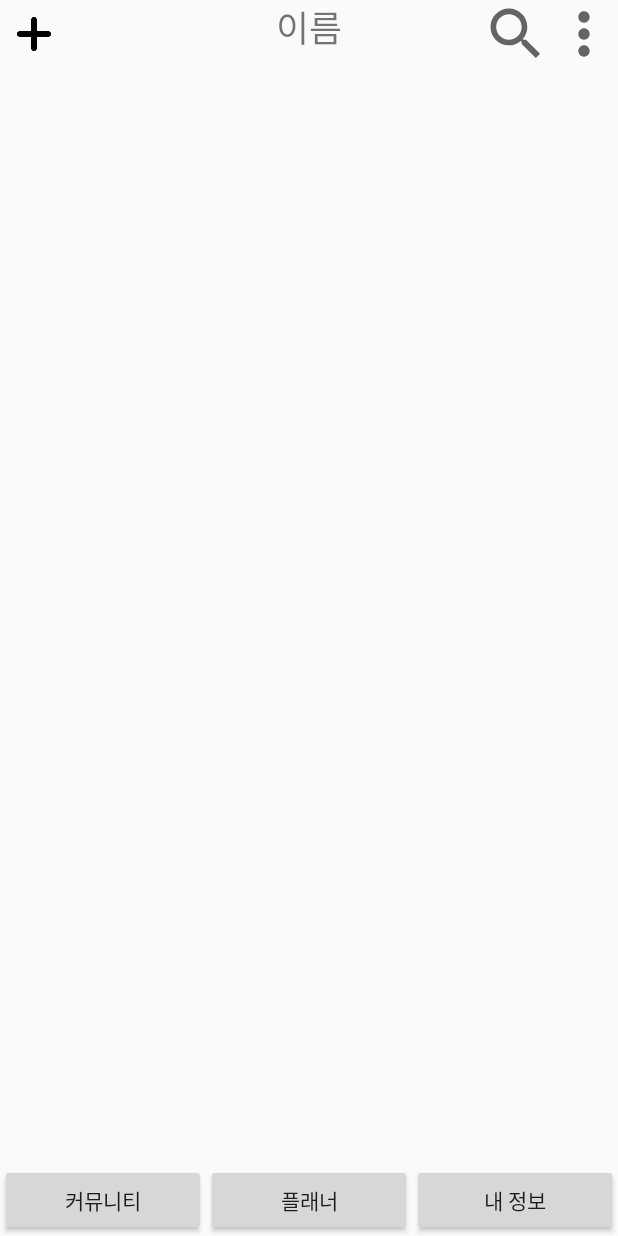
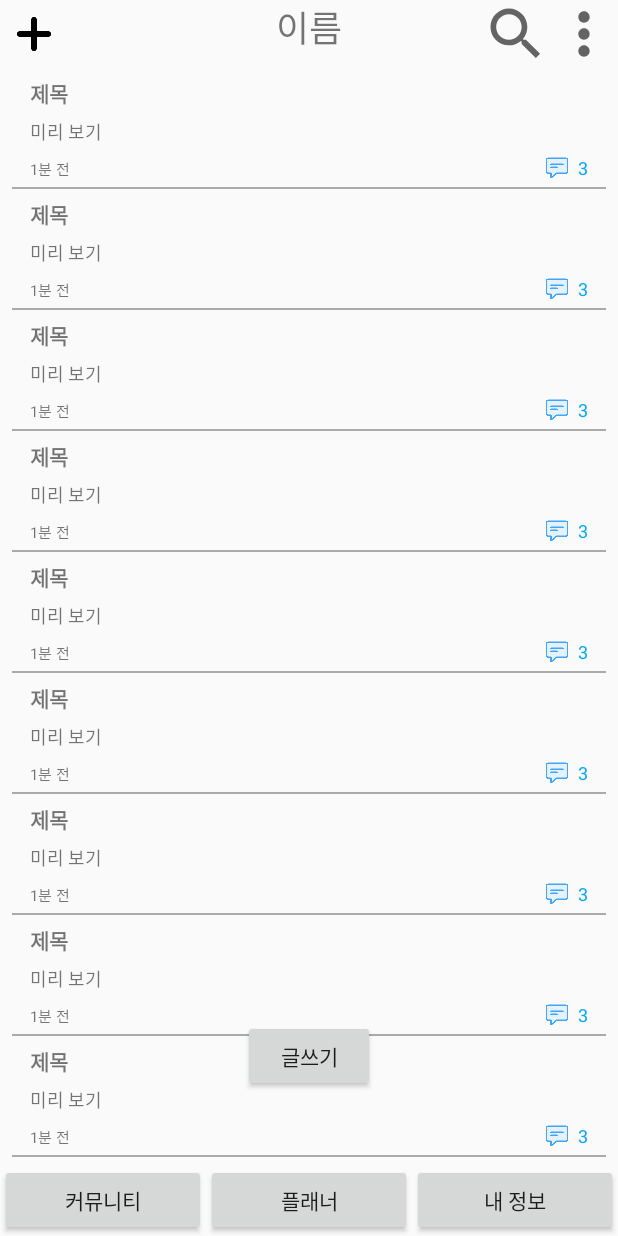
Before and after one commit to CAPsin/CAPs, an Android app: the MainActivity screen opened directly, with no data from a screen before it, on a phone screen of 412 x 824 dp. Run offline under Robolectric (Android 15) with nearby library versions, the phone set to English and light mode, and no system bars.

Commit message:
add Adapter to RecyclerView

```diff
--- a/app/src/main/java/com/example/cpas/MainActivity.kt
+++ b/app/src/main/java/com/example/cpas/MainActivity.kt
@@ -9,6 +9,8 @@ import android.widget.ImageView
 import android.widget.Toast
 import androidx.core.view.GravityCompat
 import androidx.drawerlayout.widget.DrawerLayout
+import androidx.recyclerview.widget.LinearLayoutManager
+import androidx.recyclerview.widget.RecyclerView
 import com.google.android.material.navigation.NavigationView
 
 class MainActivity : AppCompatActivity(), NavigationView.OnNavigationItemSelectedListener {
@@ -32,6 +34,27 @@ class MainActivity : AppCompatActivity(), NavigationView.OnNavigationItemSelecte
         }
         val nav : NavigationView = findViewById(R.id.naviView)
         nav.setNavigationItemSelectedListener(this)
+
+        val tmp  = arrayListOf<Posting>(
+            Posting("제목", "미리 보기", "1분 전", "3", R.drawable.comment),
+            Posting("제목", "미리 보기", "1분 전", "3", R.drawable.comment),
+            Posting("제목", "미리 보기", "1분 전", "3", R.drawable.comment),
+            Posting("제목", "미리 보기", "1분 전", "3", R.drawable.comment),
+            Posting("제목", "미리 보기", "1분 전", "3", R.drawable.comment),
+            Posting("제목", "미리 보기", "1분 전", "3", R.drawable.comment),
+            Posting("제목", "미리 보기", "1분 전", "3", R.drawable.comment),
+            Posting("제목", "미리 보기", "1분 전", "3", R.drawable.comment),
+            Posting("제목", "미리 보기", "1분 전", "3", R.drawable.comment),
+            Posting("제목", "미리 보기", "1분 전", "3", R.drawable.comment),
+            Posting("제목", "미리 보기", "1분 전", "3", R.drawable.comment),
+            Posting("제목", "미리 보기", "1분 전", "3", R.drawable.comment),
+            Posting("제목", "미리 보기", "1분 전", "3", R.drawable.comment),
+            Posting("제목", "미리 보기", "1분 전", "3", R.drawable.comment)
+        )
+        val rv : RecyclerView = findViewById(R.id.rv_posting)
+        rv.layoutManager = LinearLayoutManager(this)
+        rv.setHasFixedSize(true)
+        rv.adapter = PostingAdapter(tmp)
     }
 
     override fun onNavigationItemSelected(item: MenuItem): Boolean {
@@ -49,7 +72,7 @@ class MainActivity : AppCompatActivity(), NavigationView.OnNavigationItemSelecte
 
     override fun onBackPressed() {
         val drawer : DrawerLayout = findViewById(R.id.layout_drawer)
-        if(drawer.isDrawerOpen(GravityCompat.START)) {
+        if(drawer.isDrawerOpen(GravityCompat.END)) {
             drawer.closeDrawers()
         }
         else {
--- /dev/null
+++ b/app/src/main/java/com/example/cpas/Posting.kt
@@ -0,0 +1,4 @@
+package com.example.cpas
+
+class Posting(val title:String, val contentPreview:String, val time:String, val commentNum:String, val commentImage:Int) {
+}
--- /dev/null
+++ b/app/src/main/java/com/example/cpas/PostingAdapter.kt
@@ -0,0 +1,39 @@
+package com.example.cpas
+
+import android.os.Parcel
+import android.os.Parcelable
+import android.view.LayoutInflater
+import android.view.View
+import android.view.ViewGroup
+import android.widget.ImageView
+import android.widget.TextView
+import androidx.recyclerview.widget.RecyclerView
+import androidx.recyclerview.widget.RecyclerView.Adapter
+import androidx.recyclerview.widget.RecyclerView.combineMeasuredStates
+
+class PostingAdapter(val postingList:ArrayList<Posting>) : Adapter<PostingAdapter.CustomViewHolder>() {
+    class CustomViewHolder(itemView: View) : RecyclerView.ViewHolder(itemView) {
+        val title = itemView.findViewById<TextView>(R.id.tv_title)
+        val contentPreview = itemView.findViewById<TextView>(R.id.tv_contentPreview)
+        val time = itemView.findViewById<TextView>(R.id.tv_time)
+        val commentNum = itemView.findViewById<TextView>(R.id.tv_commentNum)
+        val commentImage = itemView.findViewById<ImageView>(R.id.iv_comment)
+    }
+
+    override fun onCreateViewHolder(parent: ViewGroup, viewType: Int): PostingAdapter.CustomViewHolder {
+        val view = LayoutInflater.from(parent.context).inflate(R.layout.list_item, parent, false)
+        return CustomViewHolder(view)
+    }
+
+    override fun onBindViewHolder(holder: PostingAdapter.CustomViewHolder, position: Int) {
+        holder.title.text = postingList.get(position).title
+        holder.contentPreview.text = postingList.get(position).contentPreview
+        holder.time.text = postingList.get(position).time
+        holder.commentNum.text = postingList.get(position).commentNum
+        holder.commentImage.setImageResource(postingList.get(position).commentImage)
+    }
+
+    override fun getItemCount(): Int {
+        return postingList.size
+    }
+}
--- a/app/src/main/res/layout/activity_main.xml
+++ b/app/src/main/res/layout/activity_main.xml
@@ -12,14 +12,15 @@
         android:layout_height="match_parent">
 
         <androidx.recyclerview.widget.RecyclerView
+            android:id="@+id/rv_posting"
             android:layout_width="match_parent"
             android:layout_height="0dp"
             app:layout_constraintBottom_toTopOf="@+id/linearLayout"
             app:layout_constraintEnd_toEndOf="parent"
-            app:layout_constraintHorizontal_bias="1.0"
+            app:layout_constraintHorizontal_bias="0.0"
             app:layout_constraintStart_toStartOf="parent"
             app:layout_constraintTop_toBottomOf="@+id/constraintLayout"
-            app:layout_constraintVertical_bias="1.0" />
+            app:layout_constraintVertical_bias="0.0" />
 
         <androidx.constraintlayout.widget.ConstraintLayout
             android:id="@+id/constraintLayout"
@@ -98,6 +99,17 @@
                 android:text="내 정보" />
 
         </LinearLayout>
+
+        <Button
+            android:id="@+id/button"
+            android:layout_width="wrap_content"
+            android:layout_height="wrap_content"
+            android:text="글쓰기"
+            android:layout_marginBottom="48dp"
+            app:layout_constraintBottom_toBottomOf="@+id/rv_posting"
+            app:layout_constraintEnd_toEndOf="parent"
+            app:layout_constraintStart_toStartOf="parent" />
+
     </androidx.constraintlayout.widget.ConstraintLayout>
 
     <com.google.android.material.navigation.NavigationView
--- /dev/null
+++ b/app/src/main/res/layout/list_item.xml
@@ -0,0 +1,90 @@
+<?xml version="1.0" encoding="utf-8"?>
+<androidx.constraintlayout.widget.ConstraintLayout xmlns:android="http://schemas.android.com/apk/res/android"
+    xmlns:app="http://schemas.android.com/apk/res-auto"
+    xmlns:tools="http://schemas.android.com/tools"
+    android:layout_width="match_parent"
+    android:layout_height="wrap_content">
+
+    <androidx.constraintlayout.widget.ConstraintLayout
+        android:id="@+id/constraintLayout2"
+        android:layout_width="match_parent"
+        android:layout_height="wrap_content"
+        android:layout_marginStart="12dp"
+        android:layout_marginTop="4dp"
+        android:layout_marginEnd="12dp"
+        android:layout_marginBottom="4dp"
+        app:layout_constraintBottom_toBottomOf="parent"
+        app:layout_constraintEnd_toEndOf="parent"
+        app:layout_constraintHorizontal_bias="0.0"
+        app:layout_constraintStart_toStartOf="parent"
+        app:layout_constraintTop_toTopOf="parent"
+        app:layout_constraintVertical_bias="0.0">
+
+        <TextView
+            android:id="@+id/tv_title"
+            android:layout_width="wrap_content"
+            android:layout_height="wrap_content"
+            android:layout_marginStart="8dp"
+            android:layout_marginTop="2dp"
+            android:text="제목"
+            android:textSize="14sp"
+            android:textStyle="bold"
+            app:layout_constraintStart_toStartOf="parent"
+            app:layout_constraintTop_toTopOf="parent" />
+
+        <TextView
+            android:id="@+id/tv_contentPreview"
+            android:layout_width="wrap_content"
+            android:layout_height="wrap_content"
+            android:layout_marginStart="8dp"
+            android:layout_marginTop="6dp"
+            android:text="내용 미리보기"
+            android:textSize="12sp"
+            app:layout_constraintStart_toStartOf="parent"
+            app:layout_constraintTop_toBottomOf="@+id/tv_title" />
+
+        <TextView
+            android:id="@+id/tv_time"
+            android:layout_width="wrap_content"
+            android:layout_height="wrap_content"
+            android:layout_marginStart="8dp"
+            android:layout_marginTop="8dp"
+            android:layout_marginBottom="2dp"
+            android:text="1분 전"
+            android:textSize="10sp"
+            app:layout_constraintBottom_toBottomOf="parent"
+            app:layout_constraintStart_toStartOf="parent"
+            app:layout_constraintTop_toBottomOf="@+id/tv_contentPreview" />
+
+        <TextView
+            android:id="@+id/tv_commentNum"
+            android:layout_width="wrap_content"
+            android:layout_height="wrap_content"
+            android:layout_marginRight="8dp"
+            android:layout_marginBottom="2dp"
+            android:text="3"
+            android:textColor="#03A9F4"
+            android:textSize="12sp"
+            app:layout_constraintBottom_toBottomOf="parent"
+            app:layout_constraintEnd_toEndOf="parent" />
+
+        <ImageView
+            android:id="@+id/iv_comment"
+            android:layout_width="16dp"
+            android:layout_height="16dp"
+            android:layout_marginEnd="6dp"
+            app:layout_constraintBottom_toBottomOf="@+id/tv_commentNum"
+            app:layout_constraintEnd_toStartOf="@+id/tv_commentNum"
+            app:srcCompat="@drawable/comment" />
+    </androidx.constraintlayout.widget.ConstraintLayout>
+
+    <View
+        android:layout_width="match_parent"
+        android:layout_height="1dp"
+        android:layout_marginStart="8dp"
+        android:layout_marginEnd="8dp"
+        android:background="@android:color/darker_gray"
+        app:layout_constraintBottom_toBottomOf="parent"
+        app:layout_constraintEnd_toEndOf="parent"
+        app:layout_constraintStart_toStartOf="parent" />
+</androidx.constraintlayout.widget.ConstraintLayout>
```
Also changed, not shown: app/src/main/res/drawable/comment.png (added).
